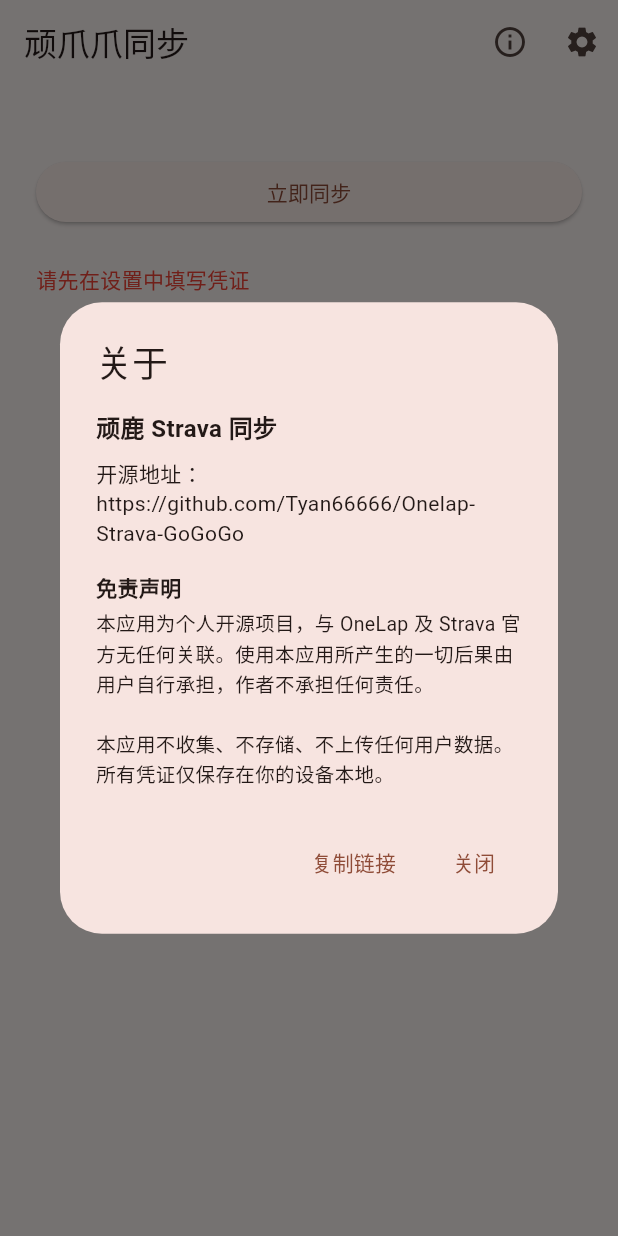
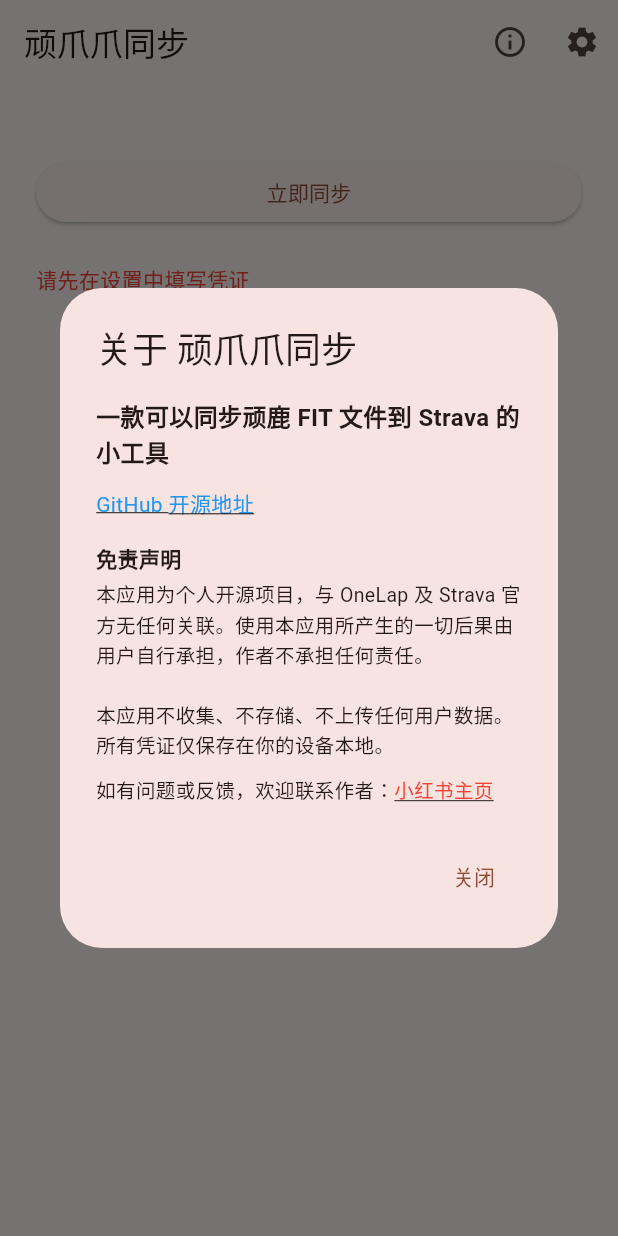
Before and after one commit to SethShen/Onelap-Strava-GoGoGo, a Flutter app: the screen it shows after launch, after a tap on "立即同步", after a tap on the "info outline" icon, on a phone screen of 412 x 824 dp. Run offline on Flutter 3.47's test engine with Material 3 defaults, Android fonts, the light colour scheme and no system bars; our stand-ins replace cookie_jar, dio, dio_cookie_manager, flutter_secure_storage, webview_flutter.

Commit message:
UI improvements: fix Strava step4 text, revamp About dialog, add sync result dialog with success/fail/empty states and links

```diff
--- a/lib/models/sync_summary.dart
+++ b/lib/models/sync_summary.dart
@@ -4,6 +4,7 @@
   final int success;
   final int failed;
   final String? abortedReason;
+  final List<String> failureReasons;
 
   const SyncSummary({
     required this.fetched,
@@ -11,5 +12,6 @@
     required this.success,
     required this.failed,
     this.abortedReason,
+    this.failureReasons = const [],
   });
 }
--- a/lib/screens/home_screen.dart
+++ b/lib/screens/home_screen.dart
@@ -1,5 +1,5 @@
 import 'package:flutter/material.dart';
-import 'package:flutter/services.dart';
+import 'package:url_launcher/url_launcher.dart';
 import '../models/sync_summary.dart';
 import '../services/onelap_client.dart';
 import '../services/settings_service.dart';
@@ -20,9 +20,11 @@
   final _settingsService = SettingsService();
 
   bool _syncing = false;
-  SyncSummary? _lastSummary;
   String? _error;
   String? _lastSyncTime;
+
+  static const _githubUrl = 'https://github.com/Tyan66666/Onelap-Strava-GoGoGo';
+  static const _xiaohongshuUrl = 'https://xhslink.com/m/2SMVhuDAzdq';
 
   @override
   void initState() {
@@ -35,11 +37,21 @@
     if (mounted) setState(() => _lastSyncTime = t);
   }
 
+  Future<void> _launchUrl(String url) async {
+    final uri = Uri.parse(url);
+    if (!await launchUrl(uri, mode: LaunchMode.externalApplication)) {
+      if (mounted) {
+        ScaffoldMessenger.of(
+          context,
+        ).showSnackBar(SnackBar(content: Text('无法打开链接：$url')));
+      }
+    }
+  }
+
   Future<void> _sync() async {
     setState(() {
       _syncing = true;
       _error = null;
-      _lastSummary = null;
     });
 
     try {
@@ -91,10 +103,9 @@
             int.tryParse(settings[SettingsService.keyLookbackDays] ?? '') ?? 3,
       );
       await _loadLastSyncTime();
-      setState(() {
-        _lastSummary = summary;
-        _syncing = false;
-      });
+      setState(() => _syncing = false);
+
+      if (mounted) _showSyncResult(summary);
     } catch (e) {
       setState(() {
         _error = e.toString();
@@ -103,46 +114,168 @@
     }
   }
 
-  void _showAbout() {
-    const repoUrl = 'https://github.com/Tyan66666/Onelap-Strava-GoGoGo';
+  void _showSyncResult(SyncSummary summary) {
+    // 风控中止
+    if (summary.abortedReason == 'risk-control') {
+      showDialog<void>(
+        context: context,
+        builder: (ctx) => AlertDialog(
+          title: const Text('同步中止'),
+          content: const Text('OneLap 风控拦截，请稍后再试'),
+          actions: [
+            TextButton(
+              onPressed: () => Navigator.of(ctx).pop(),
+              child: const Text('关闭'),
+            ),
+          ],
+        ),
+      );
+      return;
+    }
+
+    final bool hasFailures = summary.failed > 0;
+    final bool hasSuccess = summary.success > 0;
+    final bool nothingToSync = summary.success == 0 && summary.failed == 0;
+
+    String title;
+    if (hasFailures) {
+      title = '同步完成';
+    } else if (nothingToSync) {
+      title = '没有要同步的啦🎉';
+    } else {
+      title = '成功同步 ${summary.success} 个🎉';
+    }
+
     showDialog<void>(
       context: context,
       builder: (ctx) => AlertDialog(
-        title: const Text('关于'),
-        content: const SingleChildScrollView(
+        title: Text(title),
+        content: SingleChildScrollView(
           child: Column(
             crossAxisAlignment: CrossAxisAlignment.start,
             mainAxisSize: MainAxisSize.min,
             children: [
-              Text(
-                '顽鹿 Strava 同步',
-                style: TextStyle(fontWeight: FontWeight.bold, fontSize: 16),
+              // 有失败时显示成功/失败计数
+              if (hasFailures) ...[
+                if (hasSuccess)
+                  Text(
+                    '成功：${summary.success} 个',
+                    style: const TextStyle(color: Colors.green),
+                  ),
+                Text(
+                  '失败：${summary.failed} 个',
+                  style: const TextStyle(color: Colors.red),
+                ),
+                const SizedBox(height: 8),
+                const Text(
+                  '失败原因：',
+                  style: TextStyle(fontWeight: FontWeight.bold),
+                ),
+                const SizedBox(height: 4),
+                ...summary.failureReasons.map(
+                  (r) => Padding(
+                    padding: const EdgeInsets.only(bottom: 4),
+                    child: Text(
+                      r,
+                      style: const TextStyle(fontSize: 13, height: 1.4),
+                    ),
+                  ),
+                ),
+                const SizedBox(height: 16),
+              ],
+              // 点赞引导
+              const Text('顺手给项目点个赞吧~'),
+              const SizedBox(height: 8),
+              InkWell(
+                onTap: () => _launchUrl(_githubUrl),
+                child: const Text(
+                  'GitHub 开源地址',
+                  style: TextStyle(
+                    color: Colors.blue,
+                    decoration: TextDecoration.underline,
+                  ),
+                ),
               ),
-              SizedBox(height: 8),
-              Text('开源地址：\n$repoUrl'),
-              SizedBox(height: 16),
-              Text('免责声明', style: TextStyle(fontWeight: FontWeight.bold)),
-              SizedBox(height: 4),
-              Text(
-                '本应用为个人开源项目，与 OneLap 及 Strava 官方无任何关联。'
-                '使用本应用所产生的一切后果由用户自行承担，作者不承担任何责任。\n\n'
-                '本应用不收集、不存储、不上传任何用户数据。所有凭证仅保存在你的设备本地。',
-                style: TextStyle(fontSize: 13, height: 1.5),
+              const SizedBox(height: 6),
+              InkWell(
+                onTap: () => _launchUrl(_xiaohongshuUrl),
+                child: const Text(
+                  '小红书主页',
+                  style: TextStyle(
+                    color: Colors.red,
+                    decoration: TextDecoration.underline,
+                  ),
+                ),
               ),
             ],
           ),
         ),
         actions: [
           TextButton(
-            onPressed: () {
-              Clipboard.setData(const ClipboardData(text: repoUrl));
-              Navigator.of(ctx).pop();
-              ScaffoldMessenger.of(
-                context,
-              ).showSnackBar(const SnackBar(content: Text('链接已复制到剪贴板')));
-            },
-            child: const Text('复制链接'),
+            onPressed: () => Navigator.of(ctx).pop(),
+            child: const Text('关闭'),
           ),
+        ],
+      ),
+    );
+  }
+
+  void _showAbout() {
+    showDialog<void>(
+      context: context,
+      builder: (ctx) => AlertDialog(
+        title: const Text('关于 顽爪爪同步'),
+        content: SingleChildScrollView(
+          child: Column(
+            crossAxisAlignment: CrossAxisAlignment.start,
+            mainAxisSize: MainAxisSize.min,
+            children: [
+              const Text(
+                '一款可以同步顽鹿 FIT 文件到 Strava 的小工具',
+                style: TextStyle(fontWeight: FontWeight.bold, fontSize: 16),
+              ),
+              const SizedBox(height: 12),
+              InkWell(
+                onTap: () => _launchUrl(_githubUrl),
+                child: const Text(
+                  'GitHub 开源地址',
+                  style: TextStyle(
+                    color: Colors.blue,
+                    decoration: TextDecoration.underline,
+                    fontSize: 14,
+                  ),
+                ),
+              ),
+              const SizedBox(height: 16),
+              const Text('免责声明', style: TextStyle(fontWeight: FontWeight.bold)),
+              const SizedBox(height: 4),
+              const Text(
+                '本应用为个人开源项目，与 OneLap 及 Strava 官方无任何关联。'
+                '使用本应用所产生的一切后果由用户自行承担，作者不承担任何责任。\n\n'
+                '本应用不收集、不存储、不上传任何用户数据。所有凭证仅保存在你的设备本地。',
+                style: TextStyle(fontSize: 13, height: 1.5),
+              ),
+              const SizedBox(height: 10),
+              Row(
+                children: [
+                  const Text('如有问题或反馈，欢迎联系作者：', style: TextStyle(fontSize: 13)),
+                  InkWell(
+                    onTap: () => _launchUrl(_xiaohongshuUrl),
+                    child: const Text(
+                      '小红书主页',
+                      style: TextStyle(
+                        color: Colors.red,
+                        decoration: TextDecoration.underline,
+                        fontSize: 13,
+                      ),
+                    ),
+                  ),
+                ],
+              ),
+            ],
+          ),
+        ),
+        actions: [
           TextButton(
             onPressed: () => Navigator.of(ctx).pop(),
             child: const Text('关闭'),
@@ -189,21 +322,6 @@
             ),
             const SizedBox(height: 24),
             if (_syncing) const Center(child: CircularProgressIndicator()),
-            if (_lastSummary != null) ...[
-              if (_lastSummary!.abortedReason == 'risk-control')
-                const Text(
-                  'OneLap 风控拦截，请稍后再试',
-                  style: TextStyle(color: Colors.orange),
-                )
-              else ...[
-                Text(
-                  '获取: ${_lastSummary!.fetched}   去重: ${_lastSummary!.deduped}',
-                ),
-                Text(
-                  '成功: ${_lastSummary!.success}   失败: ${_lastSummary!.failed}',
-                ),
-              ],
-            ],
             if (_error != null)
               Text(_error!, style: const TextStyle(color: Colors.red)),
           ],
--- a/lib/screens/settings_screen.dart
+++ b/lib/screens/settings_screen.dart
@@ -145,7 +145,7 @@
               const Text(
                 '2. 创建一个新应用，"Authorization Callback Domain" 填写 localhost\n'
                 '3. 创建后复制 Client ID 和 Client Secret 填入此处\n'
-                '4. 点击"授权 Strava"按钮完成授权，Access Token 和 Refresh Token 将自动填入',
+                '4. 点击"授权 Strava"按钮完成授权，Access Token、Refresh Token 和 Expires At 将自动填入',
                 style: TextStyle(fontSize: 14, height: 1.5),
               ),
             ],
```
Also changed, not shown: lib/services/sync_engine.dart (+6 -1 lines).
